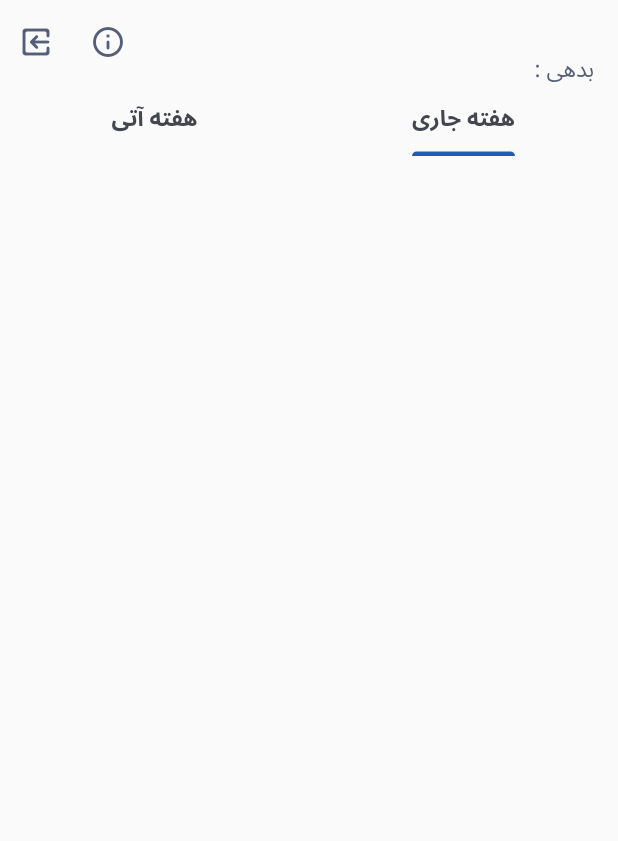
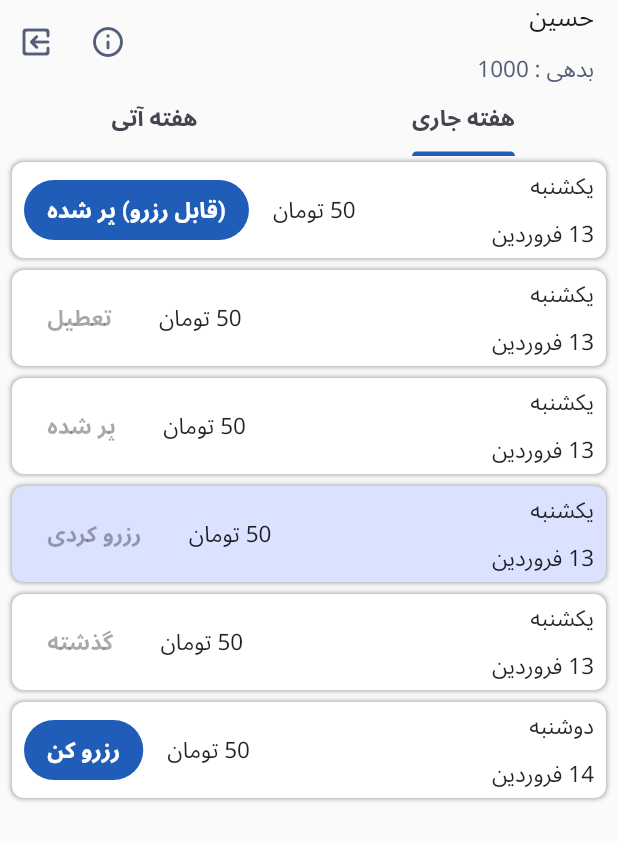
Before and after one commit to heftekharm/garage-hackton-mobile, a Flutter app: the HomePage screen opened by its route, on a phone screen of 412 x 824 dp. Shown: the top 841 px of the screen. Run offline on Flutter 3.47's test engine with Material 2 defaults, Android fonts, the phone set to English and light mode, and no system bars; our stand-ins replace bloc, dio, equatable, flutter_bloc, go_router, google_fonts and 1 more; accounts and stored records are empty.

Commit message:
Refactor Reserve item

```diff
--- a/lib/home/home_bloc.dart
+++ b/lib/home/home_bloc.dart
@@ -6,9 +6,12 @@ import 'package:garage/home/widgets/reserve_item.dart';
 class HomeCubit extends Cubit<HomeState> {
   final _homeRepository = HomeRepository();
 
-  HomeCubit() : super(const HomePageLoadedState(UserModel("", ""))) {}
+  HomeCubit() : super(const HomePageLoadedState(UserModel("", ""))) {
+    fetch();
+  }
 
   fetch() async {
+    await Future.delayed(Duration(seconds: 1));
     var homeState = await _homeRepository.getInfo();
     emit(homeState);
   }
@@ -68,6 +71,8 @@ class HomeState extends Equatable {
   List<Object?> get props => const [];
 }
 
+class SubmittingRequest extends HomeState {}
+
 class HomePageLoadedState extends HomeState {
   final UserModel user;
   final List<DayModel> currentWeek;
--- a/lib/home/repositories/home_repository.dart
+++ b/lib/home/repositories/home_repository.dart
@@ -1,14 +1,24 @@
 import 'package:garage/common/base_service.dart';
 import 'package:garage/common/user_repository.dart';
 import 'package:garage/home/home_bloc.dart';
+import 'package:garage/home/widgets/reserve_item.dart';
+
+HomeState _mockedHomeState = HomePageLoadedState(UserModel("حسین", "1000"), currentWeek: [
+  DayModel("یکشنبه", "13 فروردین", ReserverStatus.biddableFull, 50),
+  DayModel("یکشنبه", "13 فروردین", ReserverStatus.holiday, 50),
+  DayModel("یکشنبه", "13 فروردین", ReserverStatus.notBiddableFull, 50),
+  DayModel("یکشنبه", "13 فروردین", ReserverStatus.reserved, 50),
+  DayModel("یکشنبه", "13 فروردین", ReserverStatus.passed, 50),
+  DayModel("دوشنبه", "14 فروردین", ReserverStatus.reservable, 50)
+]);
 
 class HomeRepository {
   final _baseService = BaseService();
   final _userRepository = UserRepository();
 
   Future<HomeState> getInfo() async {
-    var response = await _baseService.dio.get("/info");
-    var homeState = HomePageLoadedState.fromApiResponse(response.data);
+    //var response = await _baseService.dio.get("/info");
+    var homeState = _mockedHomeState; //HomePageLoadedState.fromApiResponse(response.data);
     return homeState;
   }
 
@@ -16,6 +26,7 @@ class HomeRepository {
     var response = await _baseService.dio.post("/reserve", data: {"date": date, "price": price});
     var message = response.data["message"] as String?;
     var isReserved = response.data["result"] as bool;
+
     return ReserveStatus(message, isReserved);
   }
 }
--- a/lib/home/widgets/reserve_item.dart
+++ b/lib/home/widgets/reserve_item.dart
@@ -1,5 +1,7 @@
 import 'package:flutter/material.dart';
 import 'package:garage/home/home_bloc.dart';
+import 'package:garage/login/login_bloc.dart';
+import 'package:garage/login/widgets/submit_button.dart';
 
 enum ReserverStatus { holiday, passed, reservable, biddableFull, notBiddableFull, reserved }
 
@@ -30,23 +32,69 @@ class ReserveItemWidget extends StatelessWidget {
 
   @override
   Widget build(BuildContext context) {
-    return Card(
-      elevation: 4,
-      color: Theme.of(context).colorScheme.primaryContainer,
-      child: Padding(
+    var shouldButtonBeEnabled = reserverStatus == ReserverStatus.reservable || reserverStatus == ReserverStatus.biddableFull;
+
+    return Padding(
+      padding: const EdgeInsets.symmetric(vertical: 4.0, horizontal: 8),
+      child: Container(
         padding: const EdgeInsets.symmetric(horizontal: 8.0),
+        decoration: BoxDecoration(
+          borderRadius: const BorderRadius.all(Radius.circular(8)),
+          color: reserverStatus == ReserverStatus.reserved ? Theme.of(context).colorScheme.primaryContainer : Theme.of(context).colorScheme.surface,
+          boxShadow: [
+            BoxShadow(
+              color: Colors.grey.withOpacity(.9),
+              blurRadius: 2.0, // soften the shadow
+              spreadRadius: 0.5, //extend the shadow
+            )
+          ],
+        ),
         child: Row(
           children: [
             Expanded(
-                child:
-                    Column(mainAxisSize: MainAxisSize.min, crossAxisAlignment: CrossAxisAlignment.start, children: [Text("شنبه"), Text("17 بهمن")])),
+                child: Column(mainAxisSize: MainAxisSize.min, crossAxisAlignment: CrossAxisAlignment.start, children: [Text(weekDay), Text(date)])),
             Padding(
               padding: const EdgeInsets.symmetric(horizontal: 16.0),
-              child: Text(cost),
+              child: Text("$cost تومان"),
             ),
             FilledButton(
-              onPressed: reserverStatus == ReserverStatus.reservable ? onReserve : null,
-              child: Text(reserveStatusTextMap[reserverStatus]!),
+              style: ButtonStyle(backgroundColor: shouldButtonBeEnabled ? null : const MaterialStatePropertyAll(Colors.transparent)),
+              onPressed: shouldButtonBeEnabled
+                  ? () {
+                      showDialog(
+                          context: context,
+                          builder: (context) => AlertDialog(
+                                shape: RoundedRectangleBorder(borderRadius: BorderRadius.circular(28)),
+                                titleTextStyle: Theme.of(context).textTheme.titleLarge,
+                                title: Row(
+                                  mainAxisSize: MainAxisSize.max,
+                                  mainAxisAlignment: MainAxisAlignment.spaceBetween,
+                                  children: [Text("$weekDay ($date)    "), Text("$cost تومان")],
+                                ),
+                                content: const Text("خداوکیلی مطمینی؟"),
+                                titlePadding: const EdgeInsets.symmetric(vertical: 4, horizontal: 24),
+                                actions: [
+                                  SubmitButton(
+                                    "ها کاکو",
+                                    SubmitStatus.ready,
+                                    () {
+                                      onReserve();
+                                      Navigator.of(context).pop();
+                                    },
+                                  ),
+                                  TextButton(
+                                      onPressed: () {
+                                        Navigator.of(context).pop();
+                                      },
+                                      child: Text("نچ"))
+                                ],
+                              ));
+                    }
+                  : null,
+              child: Padding(
+                padding: const EdgeInsets.symmetric(vertical: 4),
+                child: Text(reserveStatusTextMap[reserverStatus]!),
+              ),
             )
           ],
         ),
--- a/lib/main.dart
+++ b/lib/main.dart
@@ -78,7 +78,7 @@ class AppColors {
           onBackground: onBackgroundColor,
           surface: backgroundColor,
           onSurface: onBackgroundColor,
-          primaryContainer: primaryColor,
+          primaryContainer: primaryContainerColor,
           onSurfaceVariant: onSurfaceVariantColor),
       tabBarTheme: TabBarTheme(
           labelColor: onSurfaceVariantColor,
```
